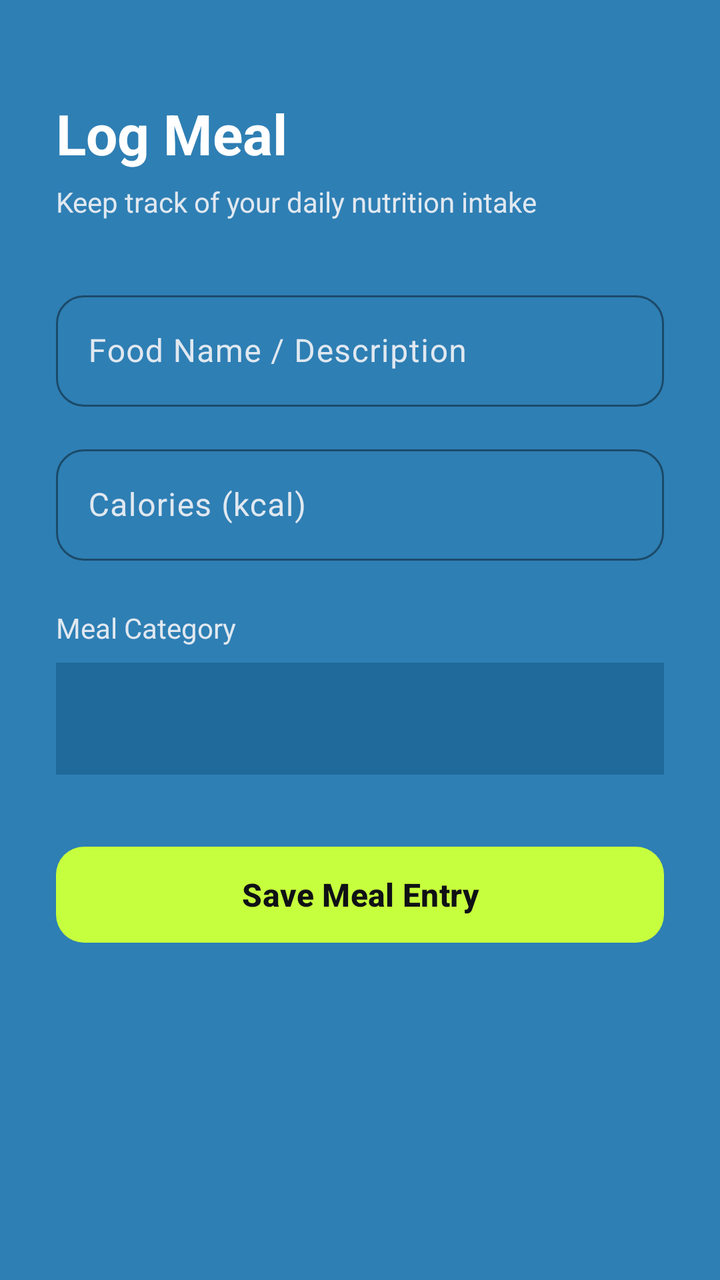
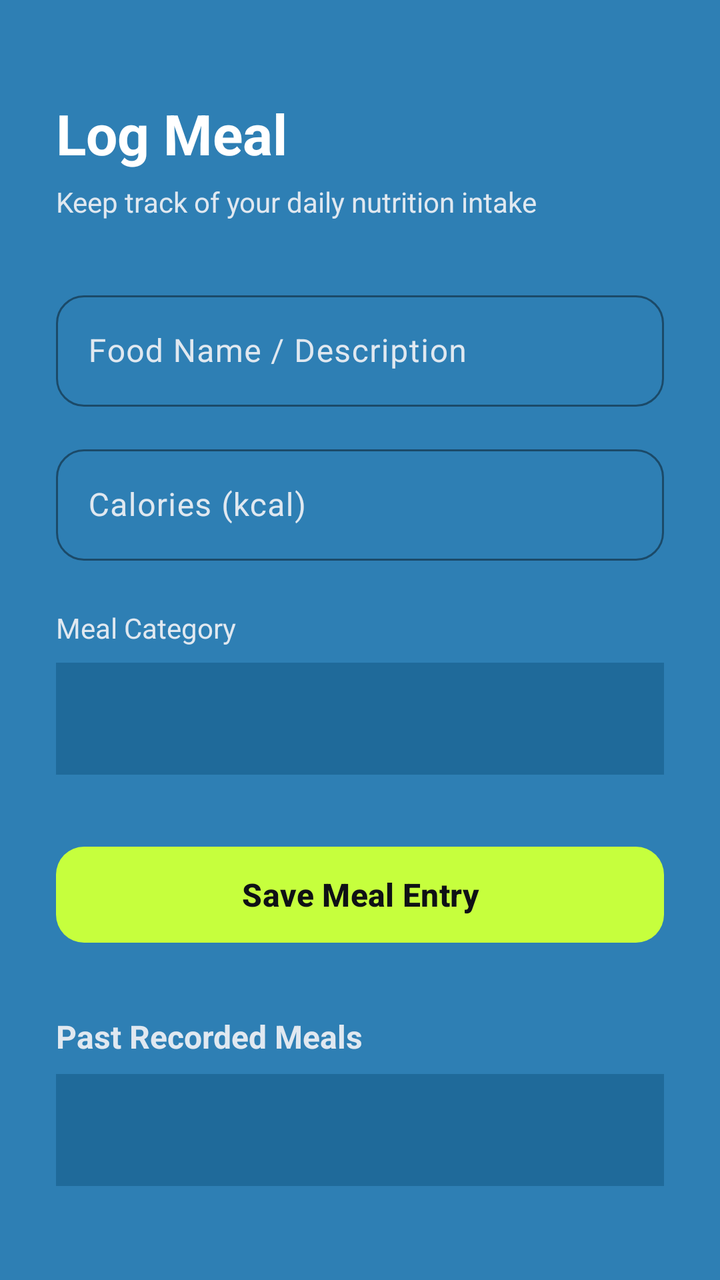

Compare the two renders of this Android layout. The source of the first and the diff that turns it into the second are given below.
<!-- AndroidManifest.xml: application theme Theme.Austria_Fojas_FitnessApp -->
<!-- res/layout/activity_meal_log.xml -->
<?xml version="1.0" encoding="utf-8"?>
<ScrollView xmlns:android="http://schemas.android.com/apk/res/android"
    xmlns:app="http://schemas.android.com/apk/res-auto"
    xmlns:tools="http://schemas.android.com/tools"
    android:id="@+id/main"
    android:layout_width="match_parent"
    android:layout_height="match_parent"
    android:background="#2E7FB4"
    android:fillViewport="true"
    tools:context=".MealLogActivity">

    <LinearLayout
        android:layout_width="match_parent"
        android:layout_height="wrap_content"
        android:orientation="vertical"
        android:paddingStart="28dp"
        android:paddingTop="48dp"
        android:paddingEnd="28dp"
        android:paddingBottom="32dp">

        <TextView
            android:layout_width="wrap_content"
            android:layout_height="wrap_content"
            android:text="Log Meal"
            android:textColor="#FFFFFF"
            android:textSize="28sp"
            android:textStyle="bold" />

        <TextView
            android:layout_width="wrap_content"
            android:layout_height="wrap_content"
            android:layout_marginTop="6dp"
            android:text="Keep track of your daily nutrition intake"
            android:textColor="#E0E8F0"
            android:textSize="14sp"
            android:layout_marginBottom="32dp"/>

        <com.google.android.material.textfield.TextInputLayout
            style="@style/Widget.Material3.TextInputLayout.OutlinedBox"
            android:layout_width="match_parent"
            android:layout_height="wrap_content"
            android:layout_marginBottom="16dp"
            android:hint="Food Name / Description"
            android:textColorHint="#E0E8F0"
            app:boxCornerRadiusBottomEnd="14dp"
            app:boxCornerRadiusBottomStart="14dp"
            app:boxCornerRadiusTopEnd="14dp"
            app:boxCornerRadiusTopStart="14dp"
            app:boxStrokeColor="#C6FF3D"
            app:hintTextColor="#C6FF3D">

            <com.google.android.material.textfield.TextInputEditText
                android:id="@+id/etFoodName"
                android:layout_width="match_parent"
                android:layout_height="wrap_content"
                android:inputType="textText"
                android:textColor="#FFFFFF" />
        </com.google.android.material.textfield.TextInputLayout>

        <com.google.android.material.textfield.TextInputLayout
            style="@style/Widget.Material3.TextInputLayout.OutlinedBox"
            android:layout_width="match_parent"
            android:layout_height="wrap_content"
            android:layout_marginBottom="24dp"
            android:hint="Calories (kcal)"
            android:textColorHint="#E0E8F0"
            app:boxCornerRadiusBottomEnd="14dp"
            app:boxCornerRadiusBottomStart="14dp"
            app:boxCornerRadiusTopEnd="14dp"
            app:boxCornerRadiusTopStart="14dp"
            app:boxStrokeColor="#C6FF3D"
            app:hintTextColor="#C6FF3D">

            <com.google.android.material.textfield.TextInputEditText
                android:id="@+id/etCalories"
                android:layout_width="match_parent"
                android:layout_height="wrap_content"
                android:inputType="number"
                android:textColor="#FFFFFF" />
        </com.google.android.material.textfield.TextInputLayout>

        <TextView
            android:layout_width="wrap_content"
            android:layout_height="wrap_content"
            android:text="Meal Category"
            android:textColor="#E0E8F0"
            android:textSize="14sp"
            android:layout_marginBottom="8dp"/>

        <Spinner
            android:id="@+id/spinnerMealType"
            android:layout_width="match_parent"
            android:layout_height="56dp"
            android:background="#1F6A9A"
            android:layout_marginBottom="32dp"/>

        <com.google.android.material.button.MaterialButton
            android:id="@+id/btnSaveMeal"
            android:layout_width="match_parent"
            android:layout_height="56dp"
            android:text="Save Meal Entry"
            android:textAllCaps="false"
            android:textColor="#0F1115"
            android:textSize="16sp"
            android:textStyle="bold"
            app:backgroundTint="#C6FF3D"
            app:cornerRadius="14dp" />

    </LinearLayout>
</ScrollView>
<!-- resources referenced by this layout -->
<resources>
  <style name="Theme.Austria_Fojas_FitnessApp" parent="Base.Theme.Austria_Fojas_FitnessApp" />
  <style name="Base.Theme.Austria_Fojas_FitnessApp" parent="Theme.Material3.DayNight.NoActionBar">
          
          
      </style>
</resources>

<!-- the commit's change to res/layout/activity_meal_log.xml (unified diff, before → after) -->
@@ -30,10 +30,10 @@
             android:layout_width="wrap_content"
             android:layout_height="wrap_content"
             android:layout_marginTop="6dp"
+            android:layout_marginBottom="32dp"
             android:text="Keep track of your daily nutrition intake"
             android:textColor="#E0E8F0"
-            android:textSize="14sp"
-            android:layout_marginBottom="32dp"/>
+            android:textSize="14sp" />
 
         <com.google.android.material.textfield.TextInputLayout
             style="@style/Widget.Material3.TextInputLayout.OutlinedBox"
@@ -53,8 +53,9 @@
                 android:id="@+id/etFoodName"
                 android:layout_width="match_parent"
                 android:layout_height="wrap_content"
-                android:inputType="textText"
+                android:inputType="text"
                 android:textColor="#FFFFFF" />
+
         </com.google.android.material.textfield.TextInputLayout>
 
         <com.google.android.material.textfield.TextInputLayout
@@ -77,22 +78,24 @@
                 android:layout_height="wrap_content"
                 android:inputType="number"
                 android:textColor="#FFFFFF" />
+
         </com.google.android.material.textfield.TextInputLayout>
 
         <TextView
             android:layout_width="wrap_content"
             android:layout_height="wrap_content"
+            android:layout_marginBottom="8dp"
             android:text="Meal Category"
             android:textColor="#E0E8F0"
-            android:textSize="14sp"
-            android:layout_marginBottom="8dp"/>
+            android:textSize="14sp" />
 
         <Spinner
             android:id="@+id/spinnerMealType"
             android:layout_width="match_parent"
             android:layout_height="56dp"
+            android:layout_marginBottom="32dp"
             android:background="#1F6A9A"
-            android:layout_marginBottom="32dp"/>
+            android:spinnerMode="dropdown" />
 
         <com.google.android.material.button.MaterialButton
             android:id="@+id/btnSaveMeal"
@@ -106,5 +109,25 @@
             app:backgroundTint="#C6FF3D"
             app:cornerRadius="14dp" />
 
+        
+        <TextView
+            android:id="@+id/txtPastRecordedMeals"
+            android:layout_width="wrap_content"
+            android:layout_height="wrap_content"
+            android:layout_marginTop="32dp"
+            android:layout_marginBottom="8dp"
+            android:text="Past Recorded Meals"
+            android:textColor="#E0E8F0"
+            android:textSize="16sp"
+            android:textStyle="bold" />
+
+        <Spinner
+            android:id="@+id/pastMealDD"
+            android:layout_width="match_parent"
+            android:layout_height="56dp"
+            android:background="#1F6A9A"
+            android:spinnerMode="dropdown" />
+
     </LinearLayout>
+
 </ScrollView>
